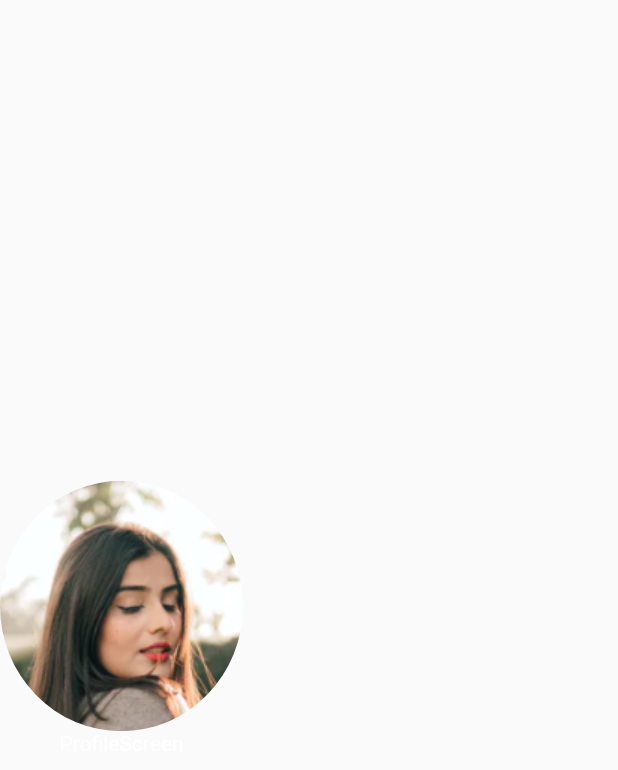
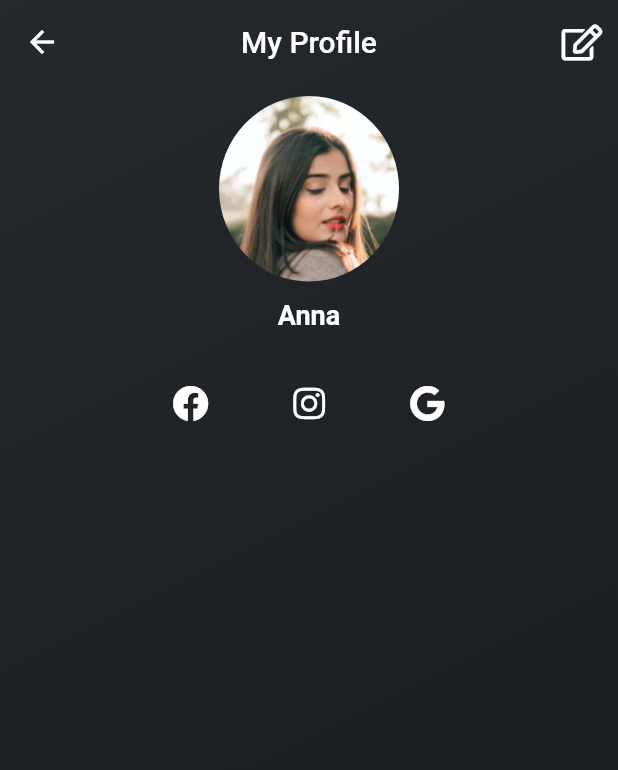
Before and after one commit to seyfettiny/Food-Delivery-App-UI, a Flutter app: the ProfileScreen screen opened directly, on a phone screen of 412 x 824 dp. Shown: the top 770 px of the screen. Run offline on Flutter 3.47's test engine with Material 2 defaults, Android fonts, the phone set to English and light mode, and no system bars; our stand-ins replace flutter_staggered_animations, font_awesome_flutter; network calls fail; statements that could not run were skipped.

```diff
--- a/lib/screens/profile_screen.dart
+++ b/lib/screens/profile_screen.dart
@@ -1,26 +1,97 @@
 import 'package:flutter/material.dart';
+import 'package:font_awesome_flutter/font_awesome_flutter.dart';
+import 'package:food_delivery_app/widgets/like_button.dart';
 
 class ProfileScreen extends StatelessWidget {
   const ProfileScreen({Key key}) : super(key: key);
 
   @override
   Widget build(BuildContext context) {
-    return Scaffold(
+    return Container(
+      decoration: BoxDecoration(
+        gradient: LinearGradient(
+          begin: Alignment.bottomRight,
+          end: Alignment.topLeft,
+          stops: [0.0, 1.0],
+          colors: [
+            Color(0xff161a1e),
+            Color(0xff25292d),
+          ],
+        ),
+      ),
+      child: Scaffold(
+        backgroundColor: Colors.transparent,
+        appBar: buildAppBar(),
         body: Container(
+          alignment: Alignment.center,
+          padding: EdgeInsets.all(8),
           child: Column(
-          mainAxisAlignment: MainAxisAlignment.center,
+            mainAxisAlignment: MainAxisAlignment.start,
             crossAxisAlignment: CrossAxisAlignment.center,
             children: [
               Hero(
                 tag: 'avatar',
                 child: ClipOval(
-                child: Image.asset('assets/images/avatar.png'),
+                  child: Image.asset(
+                    'assets/images/avatar.png',
+                    width: 120,
                   ),
                 ),
-            Text('ProfileScreen'),
+              ),
+              Padding(
+                padding: const EdgeInsets.all(12.0),
+                child: Text(
+                  'Anna',
+                  style: TextStyle(fontSize: 18, fontWeight: FontWeight.w700),
+                ),
+              ),
+              Container(
+                margin: EdgeInsets.all(12),
+                width: MediaQuery.of(context).size.width / 2,
+                child: Row(
+                  mainAxisAlignment: MainAxisAlignment.spaceBetween,
+                  children: [
+                    IconButton(
+                      icon: FaIcon(FontAwesomeIcons.facebook),
+                      onPressed: () {},
+                    ),
+                    IconButton(
+                      icon: FaIcon(FontAwesomeIcons.instagram),
+                      onPressed: () {},
+                    ),
+                    IconButton(
+                      icon: FaIcon(FontAwesomeIcons.google),
+                      onPressed: () {},
+                    ),
                   ],
+                ),
+              ),
+            ],
+          ),
         ),
       ),
     );
   }
+
+  AppBar buildAppBar() {
+    return AppBar(
+      backgroundColor: Colors.transparent,
+      elevation: 0,
+      iconTheme: IconThemeData(
+        color: Colors.white,
+      ),
+      brightness: Brightness.dark,
+      centerTitle: true,
+      actions: [
+        IconButton(
+          icon: FaIcon(FontAwesomeIcons.edit),
+          onPressed: () {},
+        ),
+      ],
+      title: Text(
+        'My Profile',
+        style: TextStyle(color: Colors.white),
+      ),
+    );
   }
+}
```
Also changed, not shown: lib/screens/menu_screen.dart (+71 -8 lines), lib/widgets/like_button.dart (added, +81 -0 lines), assets/images/steak_PNG24.png (added), 1 other file. Lines whose indentation alone changed are shown as unchanged.
